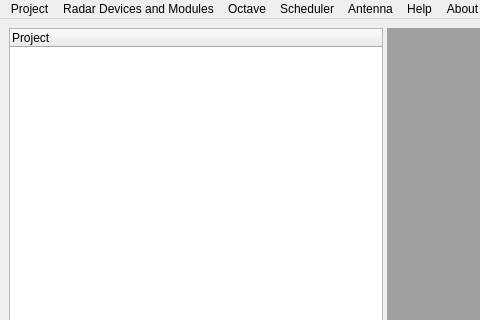
This is mainwindow.ui in ARIA-Sensing-srl/ARIA_RDK as Qt 5 draws it before an edit; both pictures show x 0 to 480 and y 0 to 320 of the 1176 by 756 pixel window. The edited form follows.
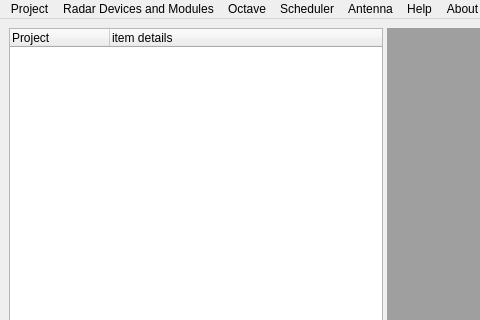
This is the edited form. Icons and pictures are not drawn.

The edit to the form file:
```diff
--- a/mainwindow.ui
+++ b/mainwindow.ui
@@ -25,6 +25,9 @@
        <enum>Qt::Orientation::Horizontal</enum>
       </property>
       <widget class="QTreeWidget" name="treeProject">
+       <property name="columnCount">
+        <number>2</number>
+       </property>
        <attribute name="headerVisible">
         <bool>true</bool>
        </attribute>
@@ -33,6 +36,11 @@
          <string>Project</string>
         </property>
        </column>
+       <column>
+        <property name="text">
+         <string>item details</string>
+        </property>
+       </column>
       </widget>
       <widget class="QMdiArea" name="mdiArea"/>
      </widget>
```
